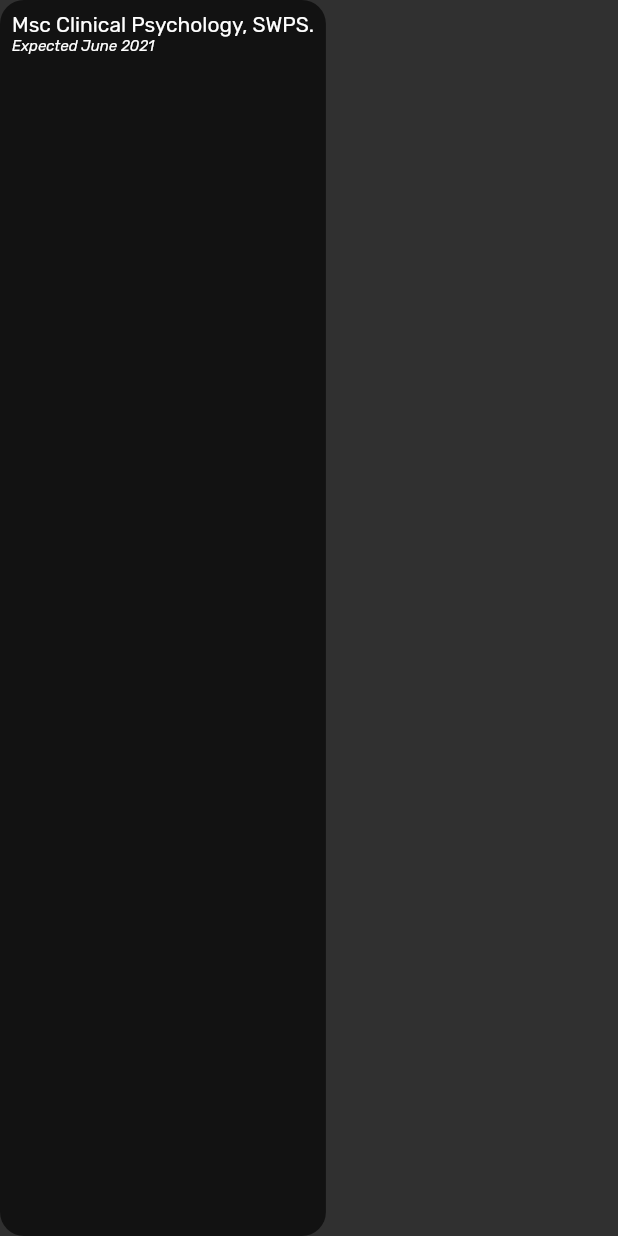
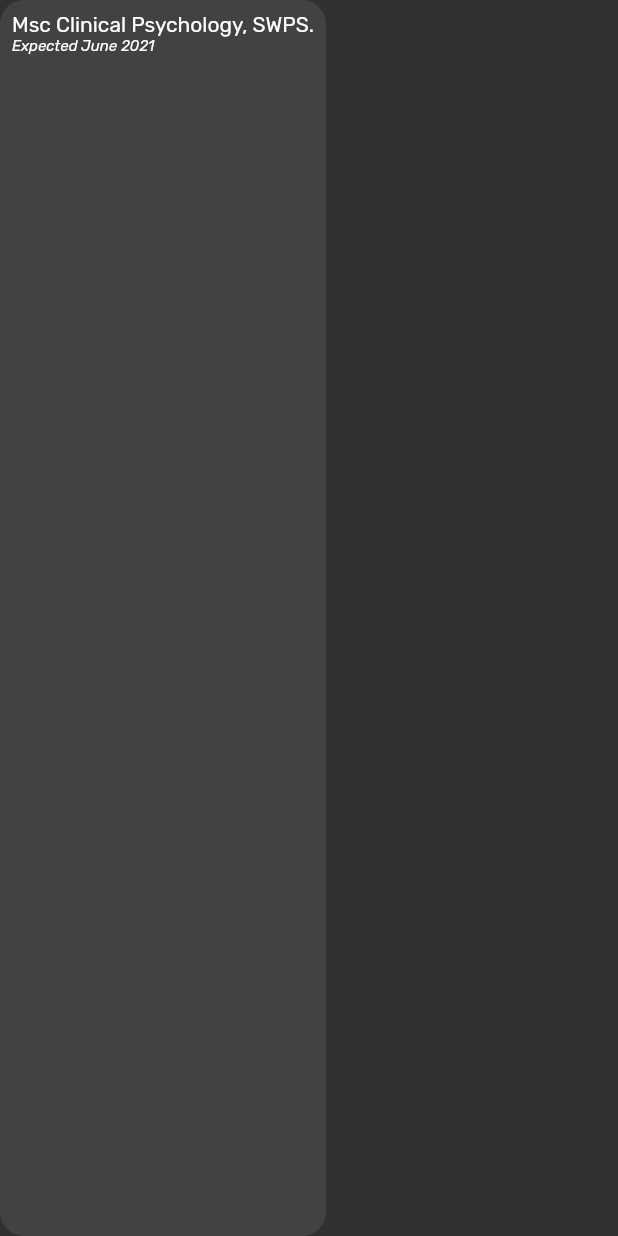
Before and after one commit to jlaskowska/about_me, a Flutter app: the ContentTile widget shown alone on an empty page, opened directly, on a phone screen of 412 x 824 dp. Run offline on Flutter 3.47's test engine with Material 2 defaults, Android fonts, the phone set to English and light mode, and no system bars.

Commit message:
Added lightBlack project color.

```diff
--- a/lib/config/project_colors.dart
+++ b/lib/config/project_colors.dart
@@ -2,6 +2,7 @@ import 'package:flutter/material.dart';
 
 class ProjectColors {
   static const Color black = const Color(0xff121212);
+  static const Color lightBlack = const Color(0xff424242);
   static const Color pink = const Color(0xfff58788);
   static const Color gray = Color(0xffe6ecec);
   static const Color darkGray = Color(0xff251e30);
--- a/lib/widgets/resume_page/sections/common/content_tile.dart
+++ b/lib/widgets/resume_page/sections/common/content_tile.dart
@@ -11,7 +11,7 @@ class ContentTile extends StatelessWidget {
   const ContentTile({
     @required this.title,
     @required this.subtitle,
-    this.backgroundColor = ProjectColors.black,
+    this.backgroundColor = ProjectColors.lightBlack,
     this.contentColor = Colors.white,
     Key key,
   }) : super(key: key);
--- a/lib/widgets/resume_page/sections/languages.dart
+++ b/lib/widgets/resume_page/sections/languages.dart
@@ -1,4 +1,5 @@
 import 'package:flutter/material.dart';
+import 'package:jlaskowska/config/project_colors.dart';
 import 'package:jlaskowska/widgets/resume_page/sections/common/headline.dart';
 
 class Languages extends StatelessWidget {
@@ -52,7 +53,7 @@ class _LanguageIcon extends StatelessWidget {
       ),
       decoration: BoxDecoration(
         shape: BoxShape.circle,
-        color: Theme.of(context).primaryColor,
+        color: ProjectColors.lightBlack,
       ),
     );
   }
```
Also changed, not shown: lib/widgets/resume_page/sections/hobbies.dart (+4 -4 lines).
